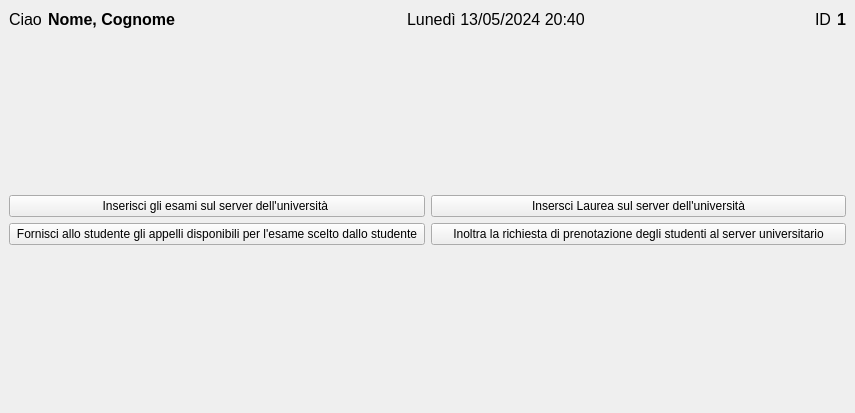
Before: the Qt Designer form gui/ui/segreteria_home_gui.ui in VikSn0w/StudiSync, drawn with Qt 5.
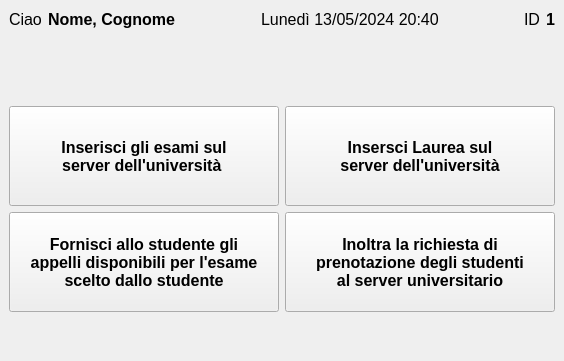
After: the same form once the commit is applied.

What changed in the file:
```diff
--- a/gui/ui/segreteria_home_gui.ui
+++ b/gui/ui/segreteria_home_gui.ui
@@ -6,8 +6,8 @@
    <rect>
     <x>0</x>
     <y>0</y>
-    <width>855</width>
-    <height>413</height>
+    <width>564</width>
+    <height>361</height>
    </rect>
   </property>
   <property name="font">
@@ -107,6 +107,7 @@
          <font>
           <family>Segoe UI</family>
           <pointsize>12</pointsize>
+          <weight>75</weight>
           <bold>true</bold>
          </font>
         </property>
@@ -137,29 +138,91 @@
      <layout class="QGridLayout" name="gridLayout_2">
       <item row="2" column="0">
        <widget class="QPushButton" name="DateDiposnibiliEsami">
+        <property name="minimumSize">
+         <size>
+          <width>0</width>
+          <height>100</height>
+         </size>
+        </property>
+        <property name="font">
+         <font>
+          <family>Segoe UI</family>
+          <pointsize>12</pointsize>
+          <weight>75</weight>
+          <bold>true</bold>
+         </font>
+        </property>
         <property name="text">
-         <string>Fornisci allo studente gli appelli disponibili per l'esame scelto dallo studente</string>
+         <string>Fornisci allo studente gli 
+appelli disponibili per l'esame 
+scelto dallo studente</string>
         </property>
        </widget>
       </item>
       <item row="0" column="0">
        <widget class="QPushButton" name="InserimentoEsamiButton">
+        <property name="minimumSize">
+         <size>
+          <width>0</width>
+          <height>100</height>
+         </size>
+        </property>
+        <property name="font">
+         <font>
+          <family>Segoe UI</family>
+          <pointsize>12</pointsize>
+          <weight>75</weight>
+          <bold>true</bold>
+         </font>
+        </property>
         <property name="text">
-         <string>Inserisci gli esami sul server dell'università </string>
+         <string>Inserisci gli esami sul 
+server dell'università </string>
         </property>
        </widget>
       </item>
       <item row="2" column="1">
        <widget class="QPushButton" name="InoltraRichiestaButton">
+        <property name="minimumSize">
+         <size>
+          <width>0</width>
+          <height>100</height>
+         </size>
+        </property>
+        <property name="font">
+         <font>
+          <family>Segoe UI</family>
+          <pointsize>12</pointsize>
+          <weight>75</weight>
+          <bold>true</bold>
+         </font>
+        </property>
         <property name="text">
-         <string>Inoltra la richiesta di prenotazione degli studenti al server universitario</string>
+         <string>Inoltra la richiesta di 
+prenotazione degli studenti 
+al server universitario</string>
         </property>
        </widget>
       </item>
       <item row="0" column="1">
        <widget class="QPushButton" name="InserimentoLaureaButton">
+        <property name="minimumSize">
+         <size>
+          <width>0</width>
+          <height>100</height>
+         </size>
+        </property>
+        <property name="font">
+         <font>
+          <family>Segoe UI</family>
+          <pointsize>12</pointsize>
+          <weight>75</weight>
+          <bold>true</bold>
+         </font>
+        </property>
         <property name="text">
-         <string>Insersci Laurea sul server dell'università</string>
+         <string>Insersci Laurea sul 
+server dell'università</string>
         </property>
        </widget>
       </item>
```
Left out of the diff: 1 changed line with no effect on the pictures.
